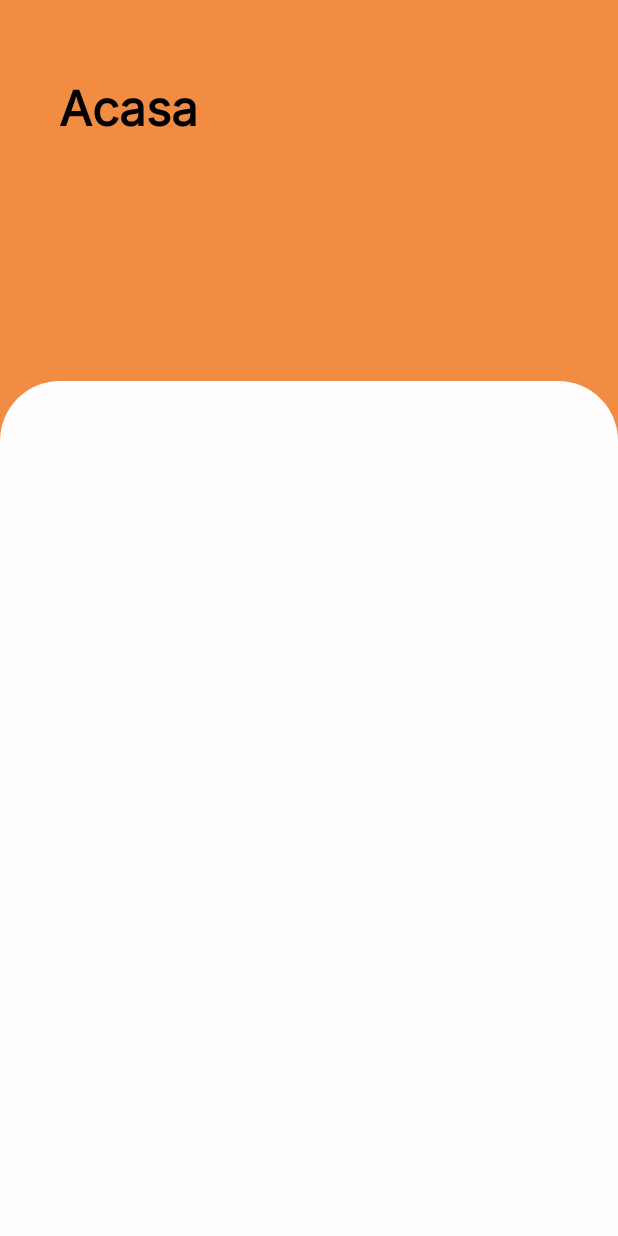
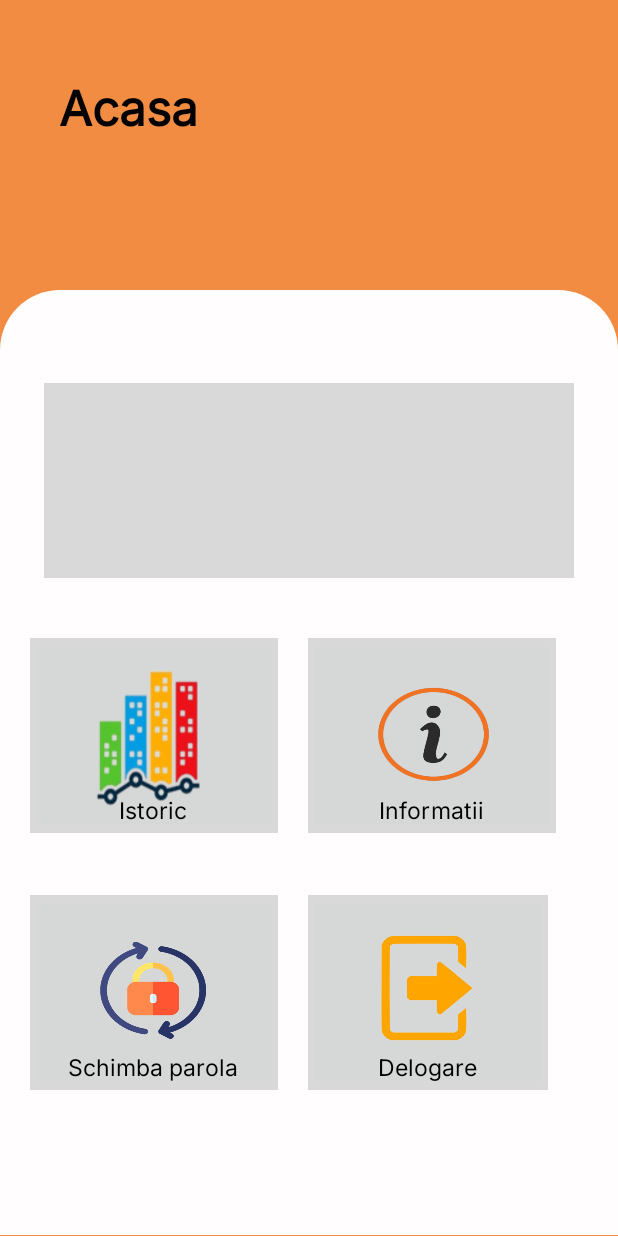
Before and after one commit to R4du911/RoadMaster, an Android app: the HomeActivity screen opened directly, with no data from a screen before it, on a phone screen of 412 x 824 dp. Run offline under Robolectric (Android 15) with nearby library versions, the phone set to English and light mode, and no system bars.

Commit message:
added buttons in home activity

```diff
--- a/app/src/main/java/com/example/roadmaster/HomeActivity.kt
+++ b/app/src/main/java/com/example/roadmaster/HomeActivity.kt
@@ -1,11 +1,19 @@
 package com.example.roadmaster
 
+import android.content.Intent
 import androidx.appcompat.app.AppCompatActivity
 import android.os.Bundle
+import android.widget.ImageButton
+import android.widget.RelativeLayout
 
 class HomeActivity : AppCompatActivity() {
     override fun onCreate(savedInstanceState: Bundle?) {
         super.onCreate(savedInstanceState)
         setContentView(R.layout.activity_home)
+
+        val toChangePasswordButton: ImageButton = findViewById(R.id.changePasswordHomeButton)
+        toChangePasswordButton.setOnClickListener{
+            startActivity(Intent(this, ChangePasswordActivity::class.java))
+        }
     }
 }
--- a/app/src/main/res/layout/activity_change_password.xml
+++ b/app/src/main/res/layout/activity_change_password.xml
@@ -10,7 +10,7 @@
         android:id="@+id/saveButton"
         android:layout_width="330dp"
         android:layout_height="70dp"
-        android:layout_marginStart="40dp"
+        android:layout_marginStart="35dp"
         android:layout_marginEnd="41dp"
         android:layout_marginBottom="156dp"
         android:backgroundTint="#F18C42"
@@ -28,7 +28,7 @@
         android:id="@+id/repeatNewPasswordInput"
         android:layout_width="330sp"
         android:layout_height="48sp"
-        android:layout_marginStart="40dp"
+        android:layout_marginStart="35dp"
         android:layout_marginEnd="41dp"
         android:layout_marginBottom="77dp"
         android:background="@drawable/input_shape"
@@ -51,7 +51,7 @@
         android:id="@+id/newPasswordInput"
         android:layout_width="330sp"
         android:layout_height="48sp"
-        android:layout_marginStart="40dp"
+        android:layout_marginStart="35dp"
         android:layout_marginEnd="41dp"
         android:layout_marginBottom="30dp"
         android:background="@drawable/input_shape"
@@ -74,7 +74,7 @@
         android:id="@+id/oldPasswordInput"
         android:layout_width="330sp"
         android:layout_height="48sp"
-        android:layout_marginStart="40dp"
+        android:layout_marginStart="35dp"
         android:layout_marginTop="69dp"
         android:layout_marginEnd="41dp"
         android:layout_marginBottom="30dp"
@@ -126,5 +126,5 @@
         app:layout_constraintEnd_toEndOf="parent"
         app:layout_constraintStart_toStartOf="parent"
         app:layout_constraintTop_toTopOf="parent"
-        app:srcCompat="@drawable/icons8_left_50" />
+        app:srcCompat="@drawable/arrow" />
 </androidx.constraintlayout.widget.ConstraintLayout>
--- a/app/src/main/res/layout/activity_home.xml
+++ b/app/src/main/res/layout/activity_home.xml
@@ -25,18 +25,153 @@
         app:layout_constraintStart_toStartOf="parent"
         app:layout_constraintTop_toTopOf="parent" />
 
-    <FrameLayout
+    <RelativeLayout
+        android:id="@+id/MenuContainer"
         android:layout_width="match_parent"
-        android:layout_height="570dp"
-        android:layout_marginTop="69dp"
+        android:layout_height="630dp"
+        android:layout_marginTop="100dp"
         android:background="@drawable/white_design_shape"
         app:layout_constraintBottom_toBottomOf="parent"
         app:layout_constraintEnd_toEndOf="parent"
-        app:layout_constraintHorizontal_bias="0.0"
         app:layout_constraintStart_toStartOf="parent"
-        app:layout_constraintTop_toBottomOf="@+id/HomeTitle"
-        app:layout_constraintVertical_bias="1.0">
+        app:layout_constraintTop_toBottomOf="@+id/HomeTitle">
 
-    </FrameLayout>
+        <RelativeLayout
+            android:id="@+id/StartQuizContainer"
+            android:layout_width="353dp"
+            android:layout_height="130dp"
+            android:layout_alignParentTop="true"
+            android:layout_centerInParent="true"
+            android:layout_marginTop="62dp"
+            android:background="#D9D9D9">
+
+        </RelativeLayout>
+
+        <RelativeLayout
+            android:id="@+id/HistoryContainer"
+            android:layout_width="165dp"
+            android:layout_height="130dp"
+            android:layout_alignParentTop="true"
+            android:layout_centerVertical="true"
+            android:layout_marginStart="20dp"
+            android:layout_marginTop="232dp"
+            android:background="#D9D9D9">
+
+            <ImageButton
+                android:id="@+id/historyHomeButton"
+                android:layout_width="wrap_content"
+                android:layout_height="wrap_content"
+                android:scaleType="fitXY"
+                app:srcCompat="@drawable/history_logo" />
+
+            <TextView
+                android:id="@+id/HistoryText"
+                android:layout_width="wrap_content"
+                android:layout_height="wrap_content"
+                android:layout_alignParentBottom="true"
+                android:layout_centerInParent="true"
+                android:layout_marginBottom="5dp"
+                android:clickable="false"
+                android:fontFamily="@font/inter"
+                android:text="Istoric"
+                android:textColor="#000000"
+                android:textSize="15sp" />
+
+        </RelativeLayout>
+
+        <RelativeLayout
+            android:id="@+id/InfosContainer"
+            android:layout_width="165dp"
+            android:layout_height="130dp"
+            android:layout_alignParentTop="true"
+            android:layout_centerVertical="true"
+            android:layout_marginStart="205dp"
+            android:layout_marginTop="232dp"
+            android:background="#D9D9D9">
+
+            <ImageButton
+                android:id="@+id/infosHomeButton"
+                android:layout_width="wrap_content"
+                android:layout_height="wrap_content"
+                android:scaleType="fitXY"
+                app:srcCompat="@drawable/info_logo" />
+
+            <TextView
+                android:id="@+id/InfosText"
+                android:layout_width="wrap_content"
+                android:layout_height="wrap_content"
+                android:layout_alignParentBottom="true"
+                android:layout_centerInParent="true"
+                android:layout_marginBottom="5dp"
+                android:clickable="false"
+                android:fontFamily="@font/inter"
+                android:text="Informatii"
+                android:textColor="#000000"
+                android:textSize="15sp" />
+        </RelativeLayout>
+
+        <RelativeLayout
+            android:id="@+id/ChangePasswordContainer"
+            android:layout_width="165dp"
+            android:layout_height="130dp"
+            android:layout_alignParentTop="true"
+            android:layout_centerVertical="true"
+            android:layout_marginStart="20dp"
+            android:layout_marginTop="403dp"
+            android:background="#D9D9D9">
+
+            <ImageButton
+                android:id="@+id/changePasswordHomeButton"
+                android:layout_width="wrap_content"
+                android:layout_height="match_parent"
+                android:scaleType="fitXY"
+                app:srcCompat="@drawable/change_password_logo" />
+
+            <TextView
+                android:id="@+id/ChangePasswordText"
+                android:layout_width="wrap_content"
+                android:layout_height="wrap_content"
+                android:layout_alignParentBottom="true"
+                android:layout_centerInParent="true"
+                android:layout_marginBottom="5dp"
+                android:clickable="false"
+                android:fontFamily="@font/inter"
+                android:text="Schimba parola"
+                android:textColor="#000000"
+                android:textSize="15sp" />
+
+        </RelativeLayout>
+
+        <RelativeLayout
+            android:id="@+id/LogoutContainer"
+            android:layout_width="160dp"
+            android:layout_height="130dp"
+            android:layout_alignParentTop="true"
+            android:layout_centerVertical="true"
+            android:layout_marginStart="205dp"
+            android:layout_marginTop="403dp"
+            android:background="#D9D9D9">
+
+            <ImageButton
+                android:id="@+id/logoutHomeButton"
+                android:layout_width="wrap_content"
+                android:layout_height="match_parent"
+                android:scaleType="fitXY"
+                app:srcCompat="@drawable/logout_logo" />
+
+            <TextView
+                android:id="@+id/LogoutText"
+                android:layout_width="wrap_content"
+                android:layout_height="wrap_content"
+                android:layout_alignParentBottom="true"
+                android:layout_centerInParent="true"
+                android:layout_marginBottom="5dp"
+                android:clickable="false"
+                android:fontFamily="@font/inter"
+                android:text="Delogare"
+                android:textColor="#000000"
+                android:textSize="15sp" />
+        </RelativeLayout>
+    </RelativeLayout>
 
 </androidx.constraintlayout.widget.ConstraintLayout>
--- a/app/src/main/res/layout/activity_register.xml
+++ b/app/src/main/res/layout/activity_register.xml
@@ -144,6 +144,6 @@
         app:layout_constraintEnd_toEndOf="parent"
         app:layout_constraintStart_toStartOf="parent"
         app:layout_constraintTop_toTopOf="parent"
-        app:srcCompat="@drawable/icons8_left_50" />
+        app:srcCompat="@drawable/arrow" />
 
 </androidx.constraintlayout.widget.ConstraintLayout>
```
Also changed, not shown: app/src/main/res/drawable/arrow.png (renamed from app/src/main/res/drawable/icons8_left_50.png), app/src/main/res/drawable/car_wheel_logo.jpg (deleted), app/src/main/res/drawable/category_b_logo.jpg (deleted), app/src/main/res/drawable/category_c_logo.jpg (deleted), app/src/main/res/drawable/category_d_logo.jpg (deleted), app/src/main/res/drawable/history_logo.jpg (deleted), app/src/main/res/drawable/history_logo.png (added), app/src/main/res/drawable/info_logo.jpg (deleted), app/src/main/res/drawable/info_logo.png (added), app/src/main/res/drawable/logout_logo.png, app/src/main/res/drawable/start_quiz_logo.png.
